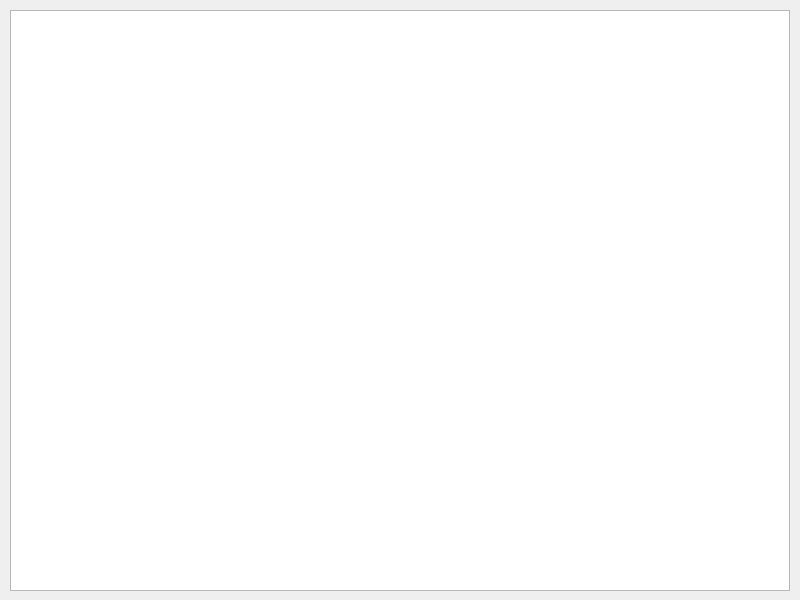
Qt form mw4/gui/message.ui (mworion/MountWizzard4) before a commit.
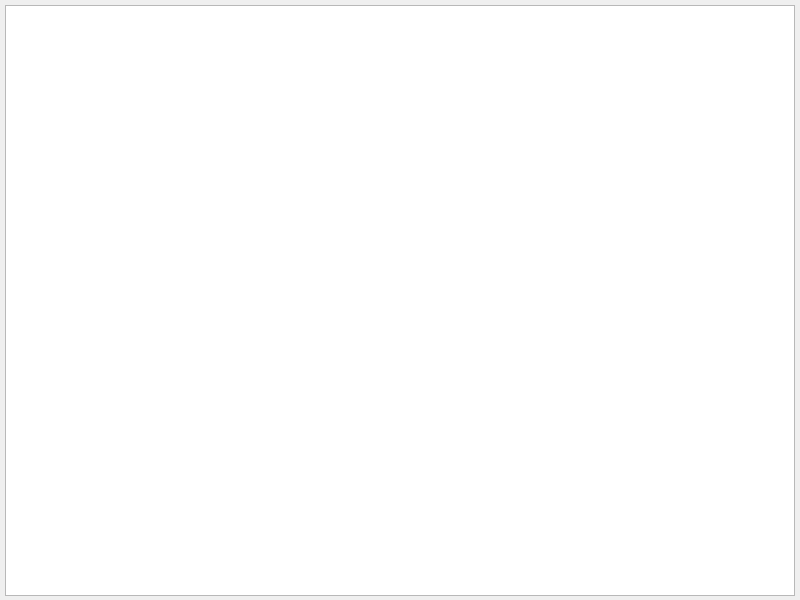
The same form after that commit.

Commit message: persistence message window height

The edit to the form file:
```diff
--- a/mw4/gui/message.ui
+++ b/mw4/gui/message.ui
@@ -39,10 +39,10 @@
   <widget class="QTextBrowser" name="message">
    <property name="geometry">
     <rect>
-     <x>10</x>
-     <y>10</y>
-     <width>780</width>
-     <height>581</height>
+     <x>5</x>
+     <y>5</y>
+     <width>790</width>
+     <height>591</height>
     </rect>
    </property>
    <property name="sizePolicy">
@@ -53,13 +53,13 @@
    </property>
    <property name="minimumSize">
     <size>
-     <width>780</width>
-     <height>180</height>
+     <width>790</width>
+     <height>190</height>
     </size>
    </property>
    <property name="maximumSize">
     <size>
-     <width>780</width>
+     <width>790</width>
      <height>1580</height>
     </size>
    </property>
```
The commit also changes 5 other files.
